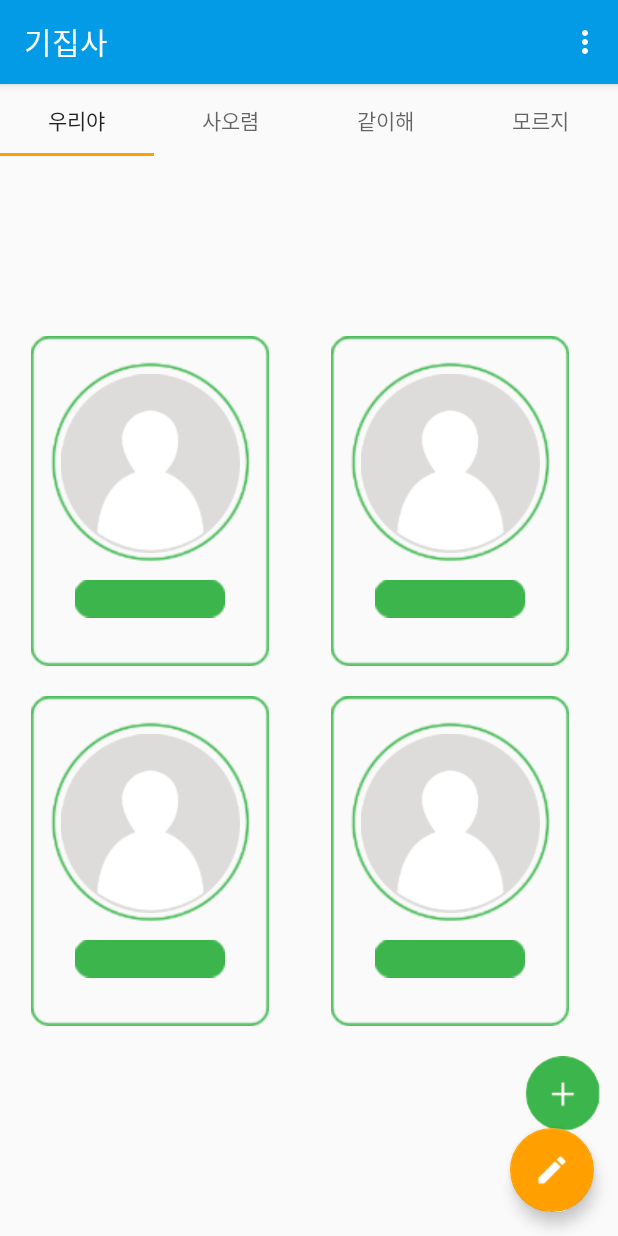
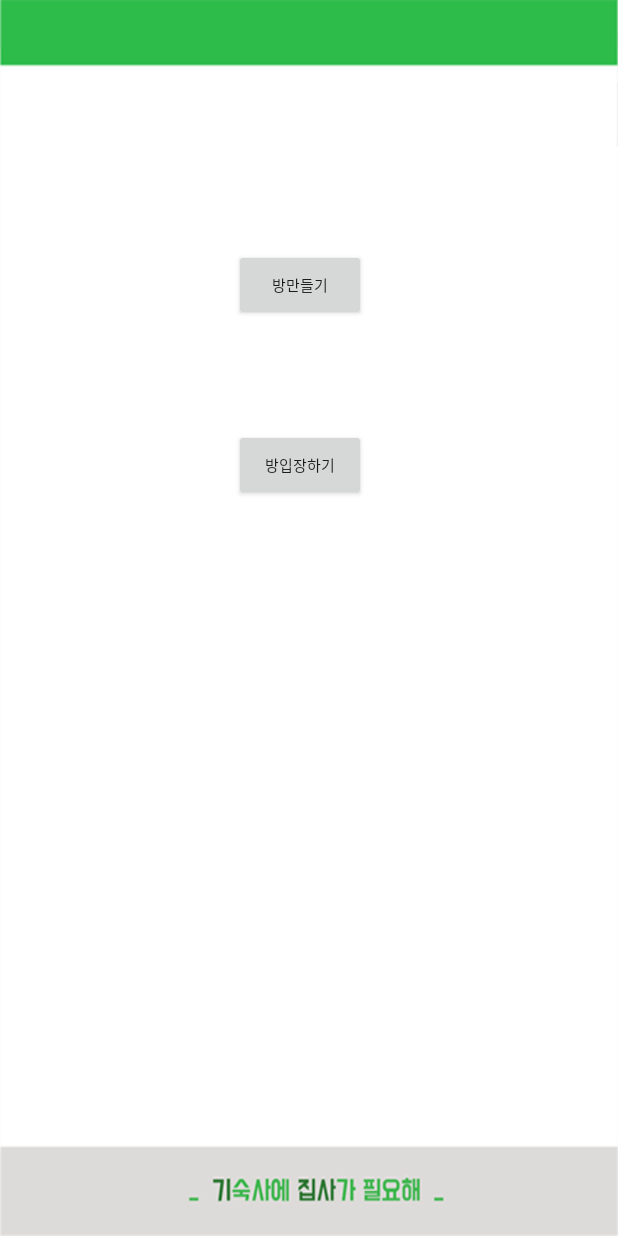
Before and after one commit to hebee935/dormitory, an Android app: the screen it shows after launch once a user with an empty profile is signed in (MainActivity before the commit, OpenRoomActivity after it), on a phone screen of 412 x 824 dp. Run offline under Robolectric (Android 15) with nearby library versions, the phone set to English and light mode, and no system bars; our stand-ins replace Firebase (no records; nobody signed in at launch, a user with empty details on screens opened directly).

Commit message:
#1 update

```diff
--- a/app/src/main/AndroidManifest.xml
+++ b/app/src/main/AndroidManifest.xml
@@ -43,6 +43,7 @@
             android:name=".MainActivity"
             android:label="@string/app_name"
             android:theme="@style/AppTheme">
+
         </activity>
         <activity android:name=".SignInActivity">
             <intent-filter>
--- a/app/src/main/java/emirim/hs/kr/dormitory/OpenRoomActivity.java
+++ b/app/src/main/java/emirim/hs/kr/dormitory/OpenRoomActivity.java
@@ -71,7 +71,7 @@ public class OpenRoomActivity extends AppCompatActivity implements View.OnClickL
                                 }
                                 if (wantToCloseDialog) {
                                     dialog1.dismiss();
-                                    startActivity(new Intent(OpenRoomActivity.this, FragmentViewActivity.class));
+                                    startActivity(new Intent(OpenRoomActivity.this, MainActivity.class));
                                 }
                             }
                         });
@@ -112,7 +112,7 @@ public class OpenRoomActivity extends AppCompatActivity implements View.OnClickL
                                 }
                                 if (wantToCloseDialog) {
                                     dialog2.dismiss();
-                                    startActivity(new Intent(OpenRoomActivity.this,FragmentViewActivity.class));
+                                    startActivity(new Intent(OpenRoomActivity.this,MainActivity.class));
                                 }
                             }
                         });
--- a/app/src/main/java/emirim/hs/kr/dormitory/SignInActivity.java
+++ b/app/src/main/java/emirim/hs/kr/dormitory/SignInActivity.java
@@ -121,7 +121,7 @@ public class SignInActivity extends BaseActivity2 implements View.OnClickListene
         writeNewUser(user.getUid(), username, user.getEmail());
 
         // Go to MainActivity
-        startActivity(new Intent(SignInActivity.this, MainActivity.class));
+        startActivity(new Intent(SignInActivity.this, OpenRoomActivity.class));
         finish();
     }
 
--- a/app/src/main/java/emirim/hs/kr/dormitory/fragment/RecentPostsFragment.java
+++ b/app/src/main/java/emirim/hs/kr/dormitory/fragment/RecentPostsFragment.java
@@ -13,7 +13,7 @@ public class RecentPostsFragment extends PostListFragment {
         // Last 100 posts, these are automatically the 100 most recent
         // due to sorting by push() keys
         Query recentPostsQuery = databaseReference.child("posts")
-                .limitToFirst(100);
+                .limitToFirst(10);
         // [END recent_posts_query]
 
         return recentPostsQuery;
--- a/app/src/main/res/layout/fragment_notice.xml
+++ b/app/src/main/res/layout/fragment_notice.xml
@@ -12,7 +12,7 @@
             android:layout_width="wrap_content"
             android:layout_height="match_parent"
             android:orientation="horizontal"
-            android:layout_marginTop="240dp">
+            android:layout_marginTop="150dp">
             <ImageView
                 android:id="@+id/schedule"
                 android:layout_width="200dp"
--- a/app/src/main/res/layout/fragment_notice_rule.xml
+++ b/app/src/main/res/layout/fragment_notice_rule.xml
@@ -3,8 +3,7 @@
     android:layout_width="match_parent"
     android:layout_height="match_parent"
     android:background="#ffffffff"
-    android:paddingBottom="@dimen/activity_vertical_margin"
-    android:layout_marginTop="80dp">
+    android:paddingBottom="@dimen/activity_vertical_margin">
 
     <ImageView
         android:layout_marginTop="20dp"
--- a/app/src/main/res/layout/fragment_notice_schedule.xml
+++ b/app/src/main/res/layout/fragment_notice_schedule.xml
@@ -8,7 +8,7 @@
     android:paddingBottom="@dimen/activity_vertical_margin"
     android:paddingLeft="@dimen/activity_horizontal_margin"
     android:paddingRight="@dimen/activity_horizontal_margin"
-    android:layout_marginTop="100dp">
+    android:layout_marginTop="20dp">
     <FrameLayout
         android:layout_width="match_parent"
         android:layout_height="wrap_content">
--- a/app/src/main/res/layout/fragment_profile.xml
+++ b/app/src/main/res/layout/fragment_profile.xml
@@ -7,7 +7,7 @@
         android:layout_width="wrap_content"
         android:layout_height="wrap_content"
         android:orientation="vertical"
-        android:layout_marginTop="120dp">
+        android:layout_marginTop="50dp">
         <LinearLayout
             android:layout_width="wrap_content"
             android:layout_height="wrap_content"
@@ -41,7 +41,7 @@
         android:layout_width="wrap_content"
         android:layout_height="wrap_content"
         android:orientation="vertical"
-        android:layout_marginTop="130dp">
+        android:layout_marginTop="60dp">
 
         <LinearLayout
             android:layout_width="wrap_content"
@@ -100,7 +100,7 @@
         android:layout_width="wrap_content"
         android:layout_height="wrap_content"
         android:orientation="vertical"
-        android:layout_marginTop="270dp">
+        android:layout_marginTop="200dp">
         <LinearLayout
         android:layout_width="wrap_content"
         android:layout_height="wrap_content"
```
Also changed, not shown: app/src/main/java/emirim/hs/kr/dormitory/FacebookLoginActivity.java (+22 -5 lines), app/src/main/java/emirim/hs/kr/dormitory/MainActivity.java (+16 -10 lines), app/src/main/res/drawable/ex.png (added), app/src/main/res/drawable/washing5.png.
